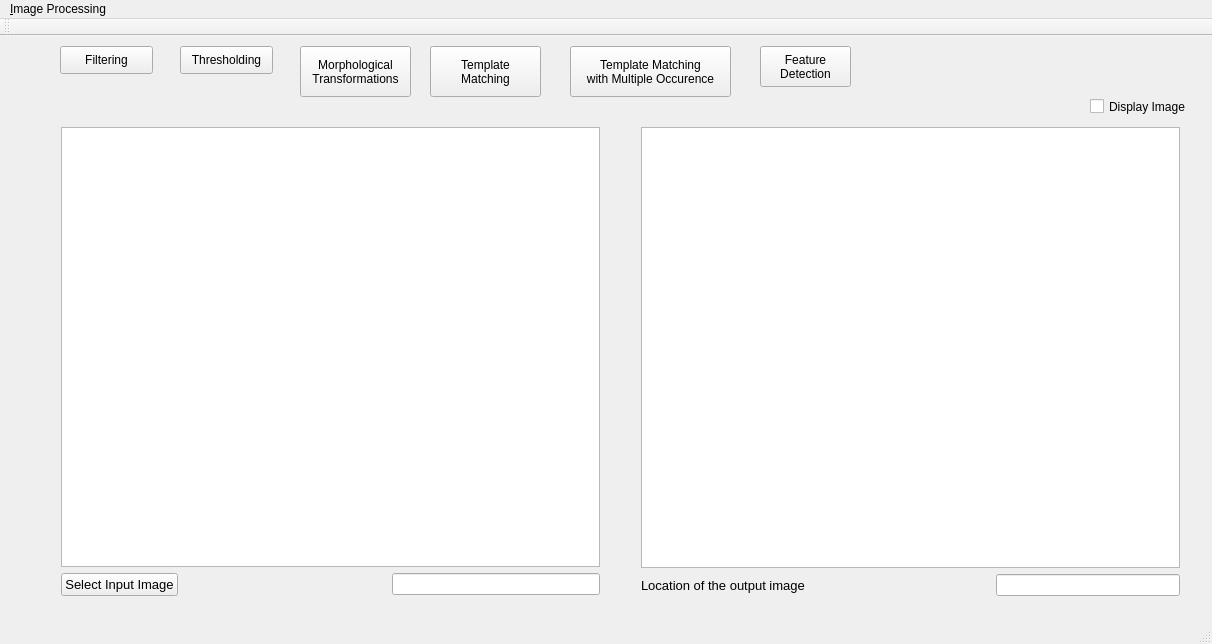
Before: the Qt Designer form ComputerVisionApplications/mainwindow.ui in hardiktechnoplanet/ComputerVisionApplications, drawn with Qt 5.
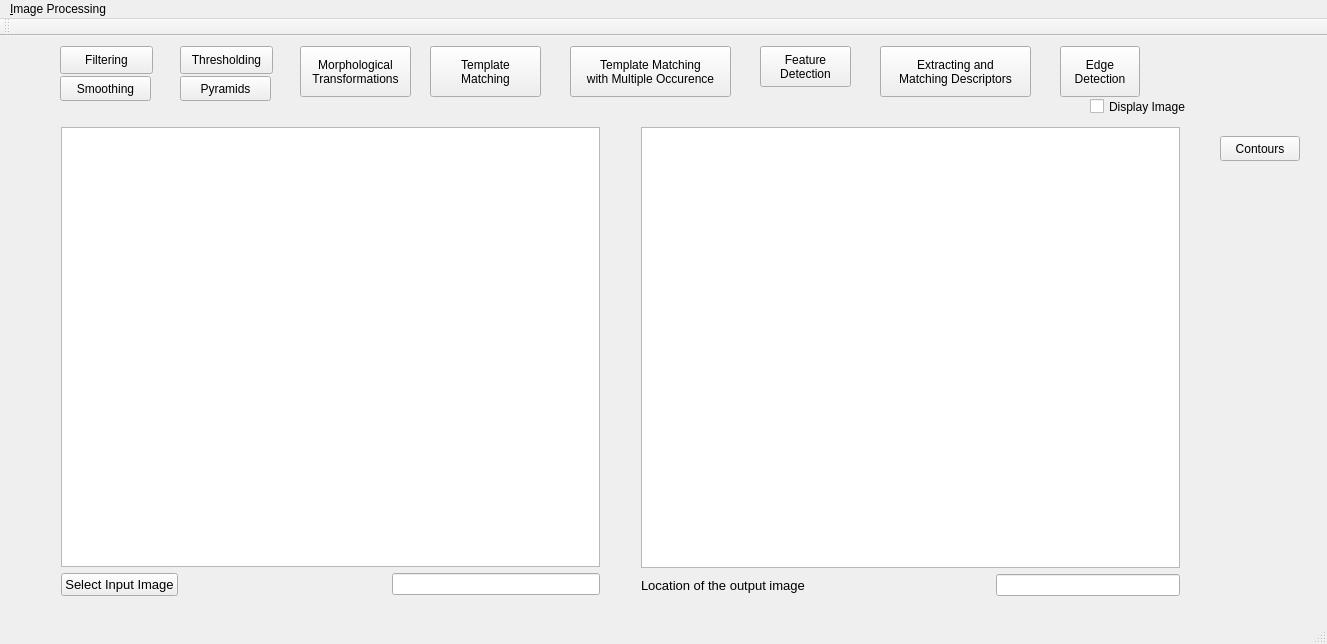
After: the same form once the commit is applied. Icons and pictures are not drawn.

Commit message: added Smoothing,Image Pyramid,Edge Detection, Contours,Extracting and Matching Descriptors

Diff of the .ui file:
```diff
--- a/ComputerVisionApplications/mainwindow.ui
+++ b/ComputerVisionApplications/mainwindow.ui
@@ -6,7 +6,7 @@
    <rect>
     <x>0</x>
     <y>0</y>
-    <width>1212</width>
+    <width>1327</width>
     <height>644</height>
    </rect>
   </property>
@@ -235,6 +235,73 @@
 Detection</string>
     </property>
    </widget>
+   <widget class="QPushButton" name="emd_pushButton">
+    <property name="geometry">
+     <rect>
+      <x>880</x>
+      <y>10</y>
+      <width>151</width>
+      <height>51</height>
+     </rect>
+    </property>
+    <property name="text">
+     <string>Extracting and
+Matching Descriptors</string>
+    </property>
+   </widget>
+   <widget class="QPushButton" name="smoothing_pushButton">
+    <property name="geometry">
+     <rect>
+      <x>60</x>
+      <y>40</y>
+      <width>91</width>
+      <height>25</height>
+     </rect>
+    </property>
+    <property name="text">
+     <string>Smoothing</string>
+    </property>
+   </widget>
+   <widget class="QPushButton" name="pyramid_pushButton">
+    <property name="geometry">
+     <rect>
+      <x>180</x>
+      <y>40</y>
+      <width>91</width>
+      <height>25</height>
+     </rect>
+    </property>
+    <property name="text">
+     <string>Pyramids</string>
+    </property>
+   </widget>
+   <widget class="QPushButton" name="edgeDet_pushButton">
+    <property name="geometry">
+     <rect>
+      <x>1060</x>
+      <y>10</y>
+      <width>80</width>
+      <height>51</height>
+     </rect>
+    </property>
+    <property name="text">
+     <string>Edge 
+Detection</string>
+    </property>
+   </widget>
+   <widget class="QPushButton" name="contour_pushButton">
+    <property name="geometry">
+     <rect>
+      <x>1220</x>
+      <y>100</y>
+      <width>80</width>
+      <height>25</height>
+     </rect>
+    </property>
+    <property name="text">
+     <string>Contours</string>
+    </property>
+   </widget>
    <zorder>mulTemplatemat_pushButton</zorder>
    <zorder>displayImg_checkBox</zorder>
    <zorder>layoutWidget</zorder>
@@ -250,7 +317,7 @@
     <rect>
      <x>0</x>
      <y>0</y>
-     <width>1212</width>
+     <width>1327</width>
      <height>26</height>
     </rect>
    </property>
```
Left out of the diff: 5 changed lines with no effect on the pictures. The commit also changes 19 other files.
